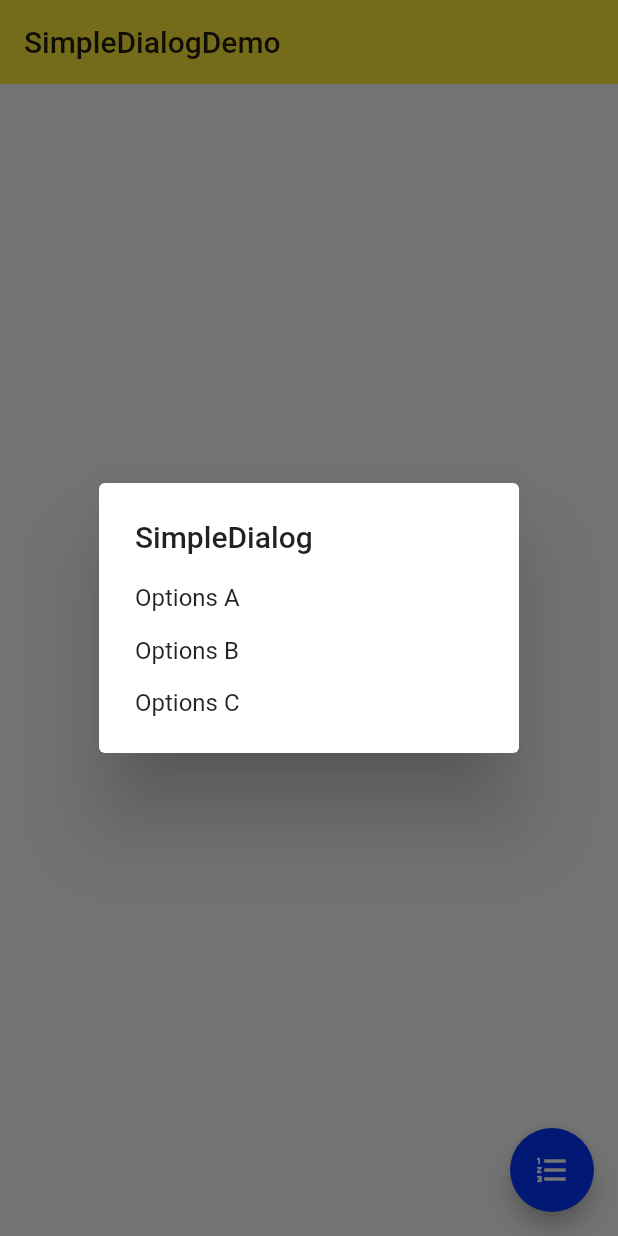
After one commit to maoai-xianyu/flutter_little, a Flutter app: the SimpleDialogDemo screen opened directly, after a tap on the "format list numbered" icon, on a phone screen of 412 x 824 dp. The commit adds this screen. Run offline on Flutter 3.47's test engine with Material 2 defaults, Android fonts, the phone set to English and light mode, and no system bars.

Commit message:
simpledialog

```diff
--- a/lib/demo/material_components.dart
+++ b/lib/demo/material_components.dart
@@ -8,6 +8,7 @@ import './radio_demo.dart';
 import './switch_demo.dart';
 import './slider_demo.dart';
 import './datetime_demo.dart';
+import './simpledialog_demo.dart';
 
 class MaterialComponents extends StatelessWidget {
   @override
@@ -19,6 +20,10 @@ class MaterialComponents extends StatelessWidget {
       ),
       body: ListView(
         children: <Widget>[
+          ListItem(
+            title: 'SimpleDialogDemo',
+            page: SimpleDialogDemo(),
+          ),
           ListItem(
             title: 'DateTimeDemo',
             page: DateTimeDemo(),
--- /dev/null
+++ b/lib/demo/simpledialog_demo.dart
@@ -0,0 +1,91 @@
+import 'package:flutter/material.dart';
+import 'package:intl/intl.dart';
+import 'dart:async';
+
+enum Option { A, B, C }
+
+class SimpleDialogDemo extends StatefulWidget {
+  @override
+  _SimpleDialogDemoState createState() => _SimpleDialogDemoState();
+}
+
+class _SimpleDialogDemoState extends State<SimpleDialogDemo> {
+  String _choice = "Nothing";
+  // 如果想获取dialog 返回的值，则需要使用 await 和 async
+  Future _openSimpleDialog() async {
+    final option = await showDialog(
+      context: context,
+      builder: (context) {
+        return SimpleDialog(
+          title: Text('SimpleDialog'),
+          children: <Widget>[
+            SimpleDialogOption(
+              child: Text('Options A'),
+              onPressed: () {
+                Navigator.of(context).pop(Option.A);
+              },
+            ),
+            SimpleDialogOption(
+              child: Text('Options B'),
+              onPressed: () {
+                Navigator.of(context).pop(Option.B);
+              },
+            ),
+            SimpleDialogOption(
+              child: Text('Options C'),
+              onPressed: () {
+                Navigator.pop(context, Option.C);
+              },
+            ),
+          ],
+        );
+      },
+    );
+    switch (option) {
+      case Option.A:
+        setState(() {
+          _choice = 'A';
+        });
+        break;
+      case Option.B:
+        setState(() {
+          _choice = 'B';
+        });
+        break;
+      case Option.C:
+        setState(() {
+          _choice = 'C';
+        });
+        break;
+      default:
+        break;
+    }
+  }
+
+  @override
+  Widget build(BuildContext context) {
+    return Scaffold(
+      appBar: AppBar(
+        title: Text('SimpleDialogDemo'),
+        elevation: 0.0,
+      ),
+      body: Container(
+        padding: EdgeInsets.all(16.0),
+        child: Column(
+          mainAxisAlignment: MainAxisAlignment.center,
+          children: <Widget>[
+            Text('Yours choice is $_choice'),
+            Row(
+              mainAxisAlignment: MainAxisAlignment.center,
+              children: <Widget>[],
+            ),
+          ],
+        ),
+      ),
+      floatingActionButton: FloatingActionButton(
+        onPressed: _openSimpleDialog,
+        child: Icon(Icons.format_list_numbered),
+      ),
+    );
+  }
+}
```
Also changed, not shown: 1 other file.
